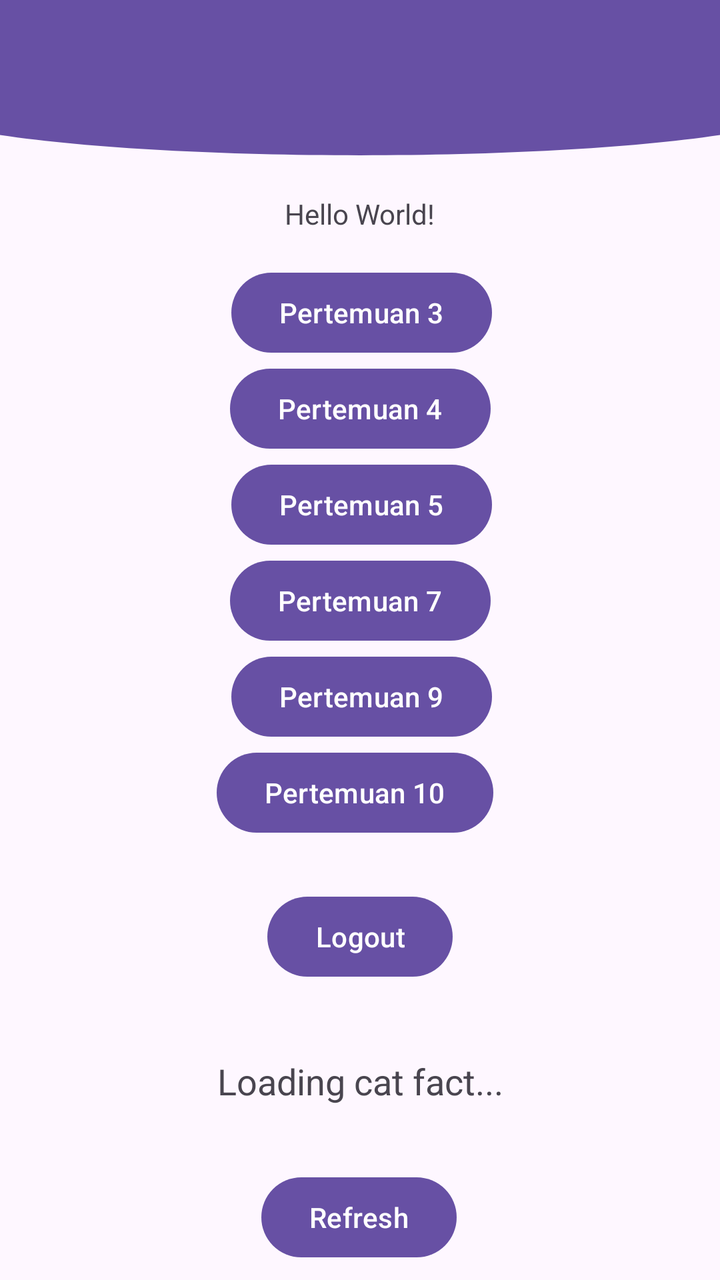
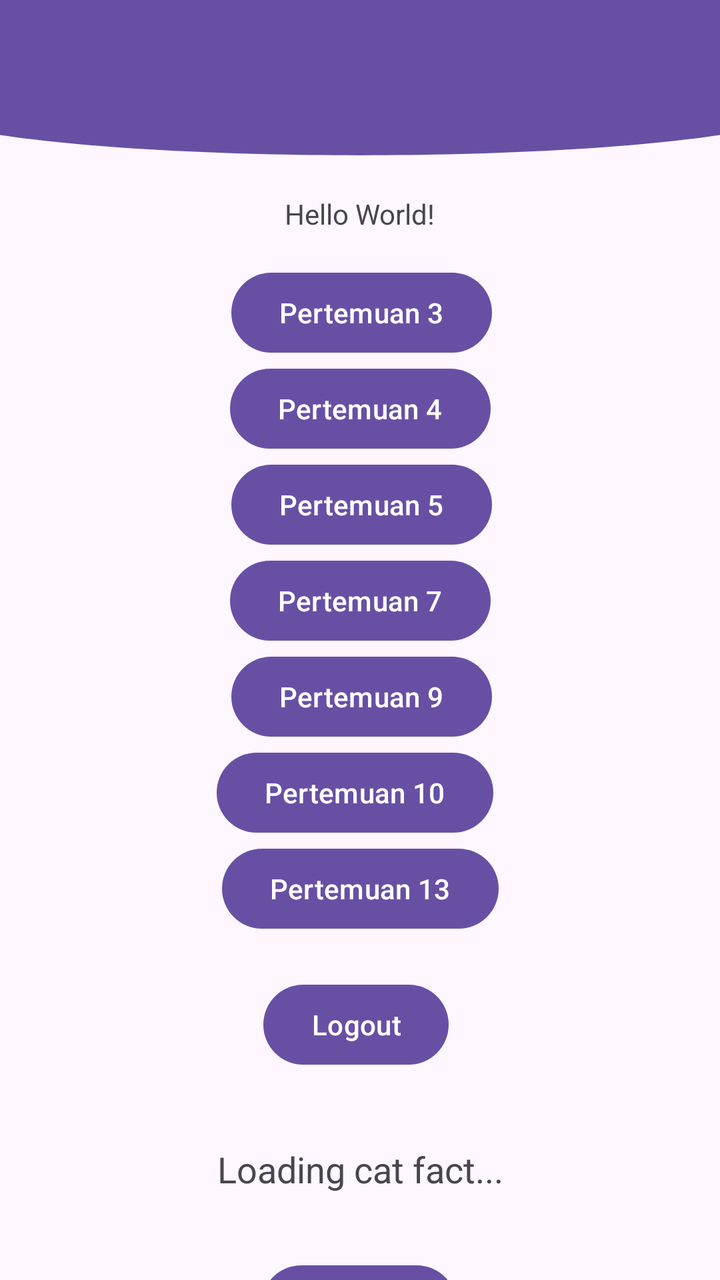

Two renders of the same Android screen: before a commit and after it. Below are the layout's source before the change and the commit's diff.
<!-- AndroidManifest.xml: application theme Theme.SonicApps -->
<!-- res/layout/fragment_home.xml -->
<?xml version="1.0" encoding="utf-8"?>
<androidx.constraintlayout.widget.ConstraintLayout
    xmlns:android="http://schemas.android.com/apk/res/android"
    xmlns:tools="http://schemas.android.com/tools"
    android:layout_width="match_parent"
    android:layout_height="match_parent"
    xmlns:app="http://schemas.android.com/apk/res-auto"
    tools:context=".Home.HomeFragment">

    <View
        android:id="@+id/background_header"
        android:layout_width="0dp"
        android:layout_height="90dp"
        android:background="@drawable/bg_header_wave"
        app:layout_constraintEnd_toEndOf="parent"
        app:layout_constraintStart_toStartOf="parent"
        app:layout_constraintTop_toTopOf="parent" />

    <androidx.appcompat.widget.Toolbar
        android:id="@+id/toolbar"
        android:layout_width="match_parent"
        android:layout_height="?attr/actionBarSize"
        android:background="?attr/colorPrimary"
        app:layout_constraintEnd_toEndOf="parent"
        app:layout_constraintStart_toStartOf="parent"
        app:layout_constraintTop_toTopOf="parent"
        app:layout_scrollFlags="scroll|snap"
        app:subtitleTextColor="@android:color/white"
        app:titleTextColor="@android:color/white" />

    <TextView
        android:id="@+id/textView4"
        android:layout_width="wrap_content"
        android:layout_height="wrap_content"
        android:text="Hello World!"
        app:layout_constraintBottom_toBottomOf="parent"
        app:layout_constraintEnd_toEndOf="parent"
        app:layout_constraintStart_toStartOf="parent"
        app:layout_constraintTop_toTopOf="parent"
        app:layout_constraintVertical_bias="0.157" />

    <Button
        android:id="@+id/btnToFourth"
        android:layout_width="wrap_content"
        android:layout_height="wrap_content"
        android:text="Pertemuan 4"
        app:layout_constraintEnd_toEndOf="parent"
        app:layout_constraintStart_toStartOf="parent"
        app:layout_constraintTop_toBottomOf="@+id/btnToThird" />

    <Button
        android:id="@+id/btnToThird"
        android:layout_width="wrap_content"
        android:layout_height="wrap_content"
        android:layout_marginTop="16dp"
        android:text="Pertemuan 3"
        app:layout_constraintEnd_toEndOf="parent"
        app:layout_constraintHorizontal_bias="0.503"
        app:layout_constraintStart_toStartOf="parent"
        app:layout_constraintTop_toBottomOf="@+id/textView4" />

    <Button
        android:id="@+id/btnToFifth"
        android:layout_width="wrap_content"
        android:layout_height="wrap_content"
        android:text="Pertemuan 5"
        app:layout_constraintEnd_toEndOf="parent"
        app:layout_constraintHorizontal_bias="0.503"
        app:layout_constraintStart_toStartOf="parent"
        app:layout_constraintTop_toBottomOf="@+id/btnToFourth" />

    <Button
        android:id="@+id/btnToSeventh"
        android:layout_width="wrap_content"
        android:layout_height="wrap_content"
        android:text="Pertemuan 7"
        app:layout_constraintEnd_toEndOf="parent"
        app:layout_constraintStart_toStartOf="parent"
        app:layout_constraintTop_toBottomOf="@+id/btnToFifth" />

    <Button
        android:id="@+id/btnToNinth"
        android:layout_width="wrap_content"
        android:layout_height="wrap_content"
        android:layout_marginTop="48dp"
        android:text="Pertemuan 9"
        app:layout_constraintEnd_toEndOf="parent"
        app:layout_constraintHorizontal_bias="0.503"
        app:layout_constraintStart_toStartOf="parent"
        app:layout_constraintTop_toBottomOf="@+id/btnToFifth" />

    <Button
        android:id="@+id/btnToTenth"
        android:layout_width="wrap_content"
        android:layout_height="wrap_content"
        android:text="Pertemuan 10"
        app:layout_constraintEnd_toEndOf="parent"
        app:layout_constraintHorizontal_bias="0.488"
        app:layout_constraintStart_toStartOf="parent"
        app:layout_constraintTop_toBottomOf="@+id/btnToNinth" />

    <Button
        android:id="@+id/btnLogout"
        android:layout_width="wrap_content"
        android:layout_height="wrap_content"
        android:layout_marginTop="24dp"
        android:text="Logout"
        app:layout_constraintEnd_toEndOf="parent"
        app:layout_constraintStart_toStartOf="parent"
        app:layout_constraintTop_toBottomOf="@+id/btnToTenth" />

    <TextView
        android:id="@+id/tvCatFact"
        android:layout_width="match_parent"
        android:layout_height="wrap_content"
        android:layout_marginTop="36dp"
        android:gravity="center"
        android:text="Loading cat fact..."
        android:textAlignment="center"
        android:textSize="18sp"
        app:layout_constraintEnd_toEndOf="parent"
        app:layout_constraintStart_toStartOf="parent"
        app:layout_constraintTop_toBottomOf="@+id/btnLogout" />

    <Button
        android:id="@+id/btnRefresh"
        android:layout_width="wrap_content"
        android:layout_height="wrap_content"
        android:layout_marginTop="32dp"
        android:text="Refresh"
        app:layout_constraintEnd_toEndOf="parent"
        app:layout_constraintHorizontal_bias="0.498"
        app:layout_constraintStart_toStartOf="parent"
        app:layout_constraintTop_toBottomOf="@+id/tvCatFact" />

</androidx.constraintlayout.widget.ConstraintLayout>
<!-- resources referenced by this layout -->
<resources>
  <!-- drawable bg_header_wave (drawable) -->
  <vector xmlns:android="http://schemas.android.com/apk/res/android"
      android:width="100dp"
      android:height="100dp"
      android:viewportWidth="100"
      android:viewportHeight="100">
  
      
      <path
          android:fillColor="?attr/colorPrimary"
          android:pathData="
              M0,0
              L100,0
              L100,75
              C 75,90
                25,90
                0,75
              Z" />" />
  </vector>
  <style name="Theme.SonicApps" parent="Base.Theme.SonicApps" />
  <style name="Base.Theme.SonicApps" parent="Theme.Material3.DayNight.NoActionBar">
          
          
      </style>
</resources>

<!-- the commit's change to res/layout/fragment_home.xml (unified diff, before → after) -->
@@ -103,9 +103,10 @@
         android:id="@+id/btnLogout"
         android:layout_width="wrap_content"
         android:layout_height="wrap_content"
-        android:layout_marginTop="24dp"
+        android:layout_marginTop="68dp"
         android:text="Logout"
         app:layout_constraintEnd_toEndOf="parent"
+        app:layout_constraintHorizontal_bias="0.493"
         app:layout_constraintStart_toStartOf="parent"
         app:layout_constraintTop_toBottomOf="@+id/btnToTenth" />
 
@@ -133,4 +134,13 @@
         app:layout_constraintStart_toStartOf="parent"
         app:layout_constraintTop_toBottomOf="@+id/tvCatFact" />
 
+    <Button
+        android:id="@+id/btnToThirteenth"
+        android:layout_width="wrap_content"
+        android:layout_height="wrap_content"
+        android:text="Pertemuan 13"
+        app:layout_constraintEnd_toEndOf="parent"
+        app:layout_constraintStart_toStartOf="parent"
+        app:layout_constraintTop_toBottomOf="@+id/btnToTenth" />
+
 </androidx.constraintlayout.widget.ConstraintLayout>
